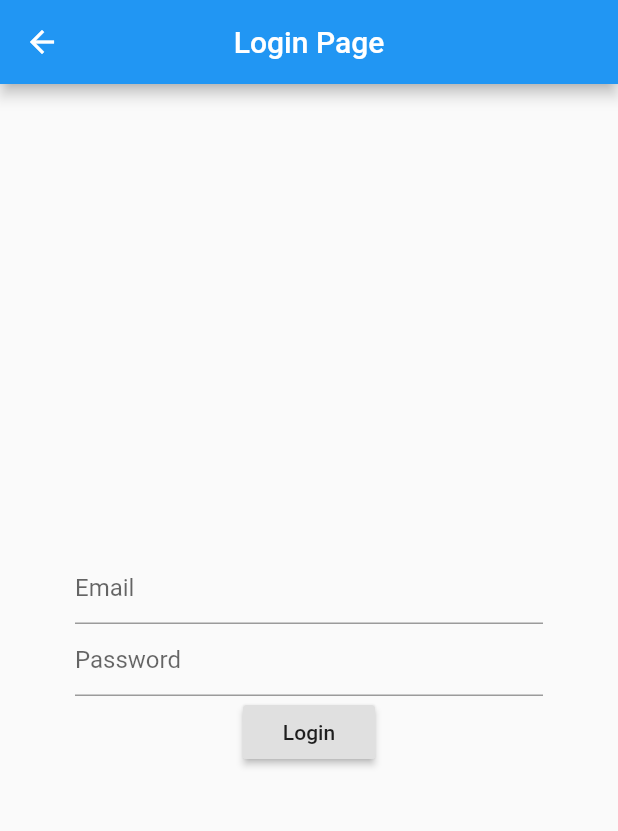
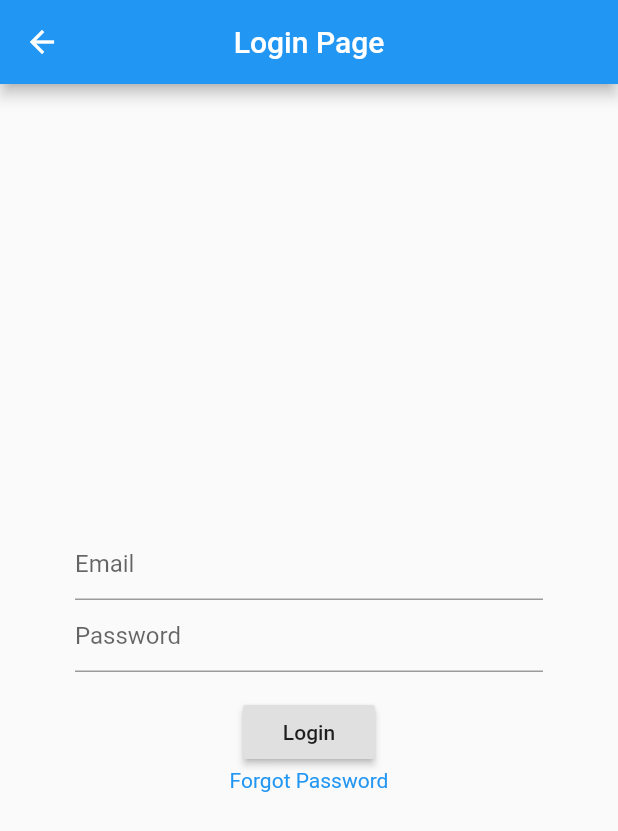
Before and after one commit to dhanshrip-cuelogic/flutter_device_inventory, a Flutter app: the screen it shows after launch, after a tap on "Admin", on a phone screen of 412 x 824 dp. Shown: the top 831 px of the screen. Run offline on Flutter 3.47's test engine with Material 2 defaults, Android fonts, the phone set to English and light mode, and no system bars; our stand-ins replace firebase_auth, firebase_database; accounts and stored records are empty.

Commit message:
added authentication, validation and functionality on Login Page and SignUp Page.

```diff
--- /dev/null
+++ b/lib/DatabaseManager/DbManager.dart
@@ -0,0 +1,38 @@
+import 'package:firebase_auth/firebase_auth.dart';
+
+class DbManager {
+  final FirebaseAuth _firebaseAuth = FirebaseAuth.instance;
+
+  Future signIn(String email, String password) async {
+    AuthResult result = await _firebaseAuth.signInWithEmailAndPassword(
+        email: email, password: password);
+    FirebaseUser user = result.user;
+    return user;
+  }
+
+  Future signUp(String email, String password) async {
+    AuthResult result = await _firebaseAuth.createUserWithEmailAndPassword(
+        email: email, password: password);
+    FirebaseUser user = result.user;
+    return user;
+  }
+
+  Future<FirebaseUser> getCurrentUser() async {
+    FirebaseUser user = await _firebaseAuth.currentUser();
+    return user;
+  }
+
+  Future<void> signOut() async {
+    return _firebaseAuth.signOut();
+  }
+
+//  Future<void> sendEmailVerification() async {
+//    FirebaseUser user = await _firebaseAuth.currentUser();
+//    user.sendEmailVerification();
+//  }
+
+  Future<bool> isEmailVerified() async {
+    FirebaseUser user = await _firebaseAuth.currentUser();
+    return user.isEmailVerified;
+  }
+}
--- /dev/null
+++ b/lib/Model/HomePageModel.dart
@@ -0,0 +1,3 @@
+class HomePageModel {
+  List<String> users = ['Admin', 'Employee'];
+}
--- /dev/null
+++ b/lib/Model/UserData.dart
@@ -0,0 +1,12 @@
+class UserData {
+  static final UserData _appData = new UserData._internal();
+
+  String user;
+
+  factory UserData() {
+    return _appData;
+  }
+  UserData._internal();
+}
+
+final userData = UserData();
--- /dev/null
+++ b/lib/Presenter/MyHomePagePresenter.dart
@@ -0,0 +1,30 @@
+import 'package:flutterdeviceinventory/Model/UserData.dart';
+import 'package:flutterdeviceinventory/Model/HomePageModel.dart';
+import 'package:flutterdeviceinventory/View/HomePageView.dart';
+
+class Presenter {
+  set setView(HomePageView value) {}
+  void onListTileOnTap(int index) {}
+}
+
+class MyHomePagePresenter implements Presenter {
+  UserData _userData;
+  HomePageView _homepageView;
+  HomePageModel _model;
+
+  MyHomePagePresenter() {
+    _model = HomePageModel();
+    _userData = userData;
+  }
+
+  @override
+  void set setView(HomePageView value) {
+    _homepageView = value;
+    _homepageView.refreshState(_model);
+  }
+
+  @override
+  void onListTileOnTap(int index) {
+    _userData.user = _model.users[index];
+  }
+}
--- /dev/null
+++ b/lib/Presenter/SignInPresenter.dart
@@ -0,0 +1,27 @@
+import 'package:firebase_auth/firebase_auth.dart';
+import 'package:flutter/cupertino.dart';
+import 'package:flutterdeviceinventory/View/SignInPage.dart';
+import 'package:flutterdeviceinventory/DatabaseManager/DbManager.dart';
+
+class Presenter {
+  set setView(SignInView value) {}
+  void validateAndLogin() {}
+}
+
+class SignInPresenter implements Presenter {
+  SignInView _view;
+  DbManager _auth = DbManager();
+
+  @override
+  void set setView(SignInView value) {
+    _view = value;
+  }
+
+  @override
+  void validateAndLogin(
+      {@required String email, @required String password}) async {
+    FirebaseUser user = await _auth.signIn(email, password);
+    print('Logged in with user id --------------- ${user.uid}');
+    _view.redirectToPlatformSelectionPage();
+  }
+}
--- /dev/null
+++ b/lib/Presenter/SignUpPresenter.dart
@@ -0,0 +1,55 @@
+import 'package:firebase_auth/firebase_auth.dart';
+import 'package:flutter/cupertino.dart';
+import 'package:flutterdeviceinventory/DatabaseManager/DbManager.dart';
+import 'package:flutterdeviceinventory/View/SignUpView.dart';
+
+class Presenter {
+  set setView(SignUpView value) {}
+  bool validateEmail({String email}) {}
+  bool validateCueID({String cueId}) {}
+  bool validatePassword({String password}) {}
+  void validateAndSave() {}
+}
+
+class SignUpPresenter implements Presenter {
+  SignUpView _signUpView;
+  DbManager _auth = DbManager();
+
+  @override
+  void set setView(SignUpView value) {
+    _signUpView = value;
+  }
+
+  bool validateEmail({String email}) {
+    RegExp exp = new RegExp(r"^([a-z]+)([.]{1})([a-z]+)(@cuelogic.com)$");
+    String str = email;
+    return exp.hasMatch(str);
+  }
+
+  bool validateCueID({String cueId}) {
+    RegExp exp = new RegExp(r"^(Cue)([0-9]{5})$");
+    String str = cueId;
+    return exp.hasMatch(str);
+  }
+
+  // It will validate password with the given regular expression.
+  bool validatePassword({String password}) {
+    RegExp exp = new RegExp(r"^([A-Z]+)([a-z]?.*)([!@#$%^&*.].*)([0-9].*)$");
+    String str = password;
+    return exp.hasMatch(str);
+  }
+
+  @override
+  void validateAndSave(
+      {@required String email, @required String password}) async {
+    FirebaseUser user = await _auth.signUp(email, password);
+    try {
+      await user.sendEmailVerification();
+      _signUpView.clearFields();
+      _signUpView.showVerifyEmailDialog();
+    } catch (e) {
+      print("An error occured while trying to send email verification");
+      print(e.message);
+    }
+  }
+}
--- a/lib/SignInPage.dart
+++ /dev/null
@@ -1,40 +0,0 @@
-import 'package:flutter/material.dart';
-
-class SignInPage extends StatefulWidget {
-  @override
-  _SignInPageState createState() => _SignInPageState();
-}
-
-class _SignInPageState extends State<SignInPage> {
-  @override
-  Widget build(BuildContext context) {
-    return Scaffold(
-      appBar: AppBar(
-        title: Text('Login Page'),
-        centerTitle: true,
-      ),
-      body: Padding(
-        padding: EdgeInsets.all(50.0),
-        child: Column(
-          mainAxisAlignment: MainAxisAlignment.center,
-          children: <Widget>[
-            TextFormField(
-              decoration: InputDecoration(
-                hintText: 'Email',
-              ),
-            ),
-            TextFormField(
-              decoration: InputDecoration(
-                hintText: 'Password',
-              ),
-            ),
-            RaisedButton(
-              onPressed: () {},
-              child: Text('Login'),
-            )
-          ],
-        ),
-      ),
-    );
-  }
-}
--- /dev/null
+++ b/lib/View/HomePageView.dart
@@ -0,0 +1,5 @@
+import 'package:flutterdeviceinventory/Model/HomePageModel.dart';
+
+class HomePageView {
+  void refreshState(HomePageModel model) {}
+}
--- /dev/null
+++ b/lib/View/MyHomePage.dart
@@ -0,0 +1,60 @@
+import 'package:flutterdeviceinventory/Model/HomePageModel.dart';
+import 'package:flutterdeviceinventory/Presenter/MyHomePagePresenter.dart';
+import 'package:flutterdeviceinventory/View/HomePageView.dart';
+import 'package:flutter/material.dart';
+
+class MyHomePage extends StatefulWidget {
+  final MyHomePagePresenter presenter;
+
+  MyHomePage({this.presenter});
+
+  @override
+  _MyHomePageState createState() => _MyHomePageState();
+}
+
+class _MyHomePageState extends State<MyHomePage> implements HomePageView {
+  HomePageModel _model;
+
+  @override
+  void initState() {
+    this.widget.presenter.setView = this;
+    super.initState();
+  }
+
+  @override
+  void refreshState(HomePageModel model) {
+    setState(() {
+      _model = model;
+    });
+  }
+
+  void redirectToSignInPage() {
+    Navigator.pushNamed(context, '/signinPage');
+  }
+
+  @override
+  Widget build(BuildContext context) {
+    return Scaffold(
+      appBar: AppBar(
+        centerTitle: true,
+        title: Text('HomeScreen'),
+      ),
+      body: Center(
+        child: ListView.separated(
+          itemCount: _model.users.length,
+          itemBuilder: (context, index) {
+            return ListTile(
+              leading: Icon(Icons.accessibility),
+              title: Text(_model.users[index]),
+              onTap: () {
+                this.widget.presenter.onListTileOnTap(index);
+                redirectToSignInPage();
+              },
+            );
+          },
+          separatorBuilder: (context, index) => Divider(),
+        ),
+      ),
+    );
+  }
+}
--- /dev/null
+++ b/lib/View/SignInPage.dart
@@ -0,0 +1,125 @@
+import 'package:flutter/material.dart';
+import 'package:flutterdeviceinventory/Model/UserData.dart';
+import 'package:flutterdeviceinventory/Presenter/SignInPresenter.dart';
+import 'package:flutterdeviceinventory/View/DeviceList.dart';
+
+class SignInView {
+  void redirectToPlatformSelectionPage() {}
+}
+
+class SignInPage extends StatefulWidget {
+  final SignInPresenter presenter;
+
+  SignInPage({this.presenter});
+
+  @override
+  _SignInPageState createState() => _SignInPageState();
+}
+
+class _SignInPageState extends State<SignInPage> implements SignInView {
+  final _formKey = GlobalKey<FormState>();
+
+  @override
+  void initState() {
+    this.widget.presenter.setView = this;
+    super.initState();
+  }
+
+  final _emailController = TextEditingController();
+  final _passwordController = TextEditingController();
+
+  String error = '';
+
+  @override
+  Widget build(BuildContext context) {
+    return Form(
+      key: _formKey,
+      child: Scaffold(
+        appBar: AppBar(
+          title: Text('Login Page'),
+          centerTitle: true,
+        ),
+        body: Padding(
+          padding: EdgeInsets.all(50.0),
+          child: Column(
+            mainAxisAlignment: MainAxisAlignment.center,
+            children: <Widget>[
+              TextFormField(
+                decoration: InputDecoration(
+                  hintText: 'Email',
+                ),
+                keyboardType: TextInputType.emailAddress,
+                controller: _emailController,
+                validator: (value) {
+                  if (value.isEmpty) {
+                    return 'Please enter some text.';
+                  }
+                },
+              ),
+              TextFormField(
+                decoration: InputDecoration(
+                  hintText: 'Password',
+                ),
+                keyboardType: TextInputType.text,
+                obscureText: true,
+                controller: _passwordController,
+                validator: (value) {
+                  if (value.isEmpty) {
+                    return 'Please enter some text.';
+                  }
+                },
+              ),
+              Text(error),
+              loginButton(),
+              signUpButton(),
+              forgotPassword(),
+            ],
+          ),
+        ),
+      ),
+    );
+  }
+
+  Widget loginButton() {
+    return RaisedButton(
+      onPressed: () {
+        if (_formKey.currentState.validate()) {
+          this.widget.presenter.validateAndLogin(
+              email: _emailController.text, password: _passwordController.text);
+        }
+      },
+      child: Text('Login'),
+    );
+  }
+
+  Widget signUpButton() {
+    if (userData.user == 'Employee') {
+      return RaisedButton(
+        onPressed: () {
+          Navigator.pushNamed(context, '/signupPage');
+        },
+        child: Text('SignUp'),
+      );
+    } else {
+      return Container();
+    }
+  }
+
+  Widget forgotPassword() {
+    return GestureDetector(
+      child: Text(
+        'Forgot Password',
+        style: TextStyle(
+          color: Colors.blue,
+          fontStyle: FontStyle.normal,
+        ),
+      ),
+    );
+  }
+
+  @override
+  void redirectToPlatformSelectionPage() {
+    Navigator.push(
+        context, MaterialPageRoute(builder: (context) => DeviceList()));
+  }
+}
--- /dev/null
+++ b/lib/View/SignUpView.dart
@@ -0,0 +1,4 @@
+class SignUpView {
+  void showVerifyEmailDialog() {}
+  void clearFields() {}
+}
--- a/lib/main.dart
+++ b/lib/main.dart
@@ -1,5 +1,10 @@
 import 'package:flutter/material.dart';
-import 'SignInPage.dart';
+import 'package:flutterdeviceinventory/Presenter/SignInPresenter.dart';
+import 'package:flutterdeviceinventory/Presenter/SignUpPresenter.dart';
+import 'package:flutterdeviceinventory/View/MyHomePage.dart';
+import 'package:flutterdeviceinventory/Presenter/MyHomePagePresenter.dart';
+import 'package:flutterdeviceinventory/View/SignInPage.dart';
+import 'package:flutterdeviceinventory/View/SignUpPage.dart';
 
 void main() {
   runApp(MyApp());
@@ -13,48 +18,13 @@ class MyApp extends StatelessWidget {
       theme: ThemeData(
         primarySwatch: Colors.blue,
       ),
-      home: MyHomePage(),
+      home: MyHomePage(presenter: MyHomePagePresenter()),
       routes: {
-        '/signinPage': (BuildContext context) => SignInPage(),
+        '/signinPage': (BuildContext context) =>
+            SignInPage(presenter: SignInPresenter()),
+        '/signupPage': (BuildContext context) =>
+            SignUpPage(presenter: SignUpPresenter()),
       },
     );
   }
 }
-
-class MyHomePage extends StatefulWidget {
-  @override
-  _MyHomePageState createState() => _MyHomePageState();
-}
-
-class _MyHomePageState extends State<MyHomePage> {
-  List<String> _users = ['Admin', 'Employee'];
-
-  void _redirectToSigninPage() {
-    Navigator.pushNamed(context, '/signinPage');
-  }
-
-  @override
-  Widget build(BuildContext context) {
-    return Scaffold(
-      appBar: AppBar(
-        centerTitle: true,
-        title: Text('HomeScreen'),
-      ),
-      body: Center(
-        child: ListView.separated(
-          itemCount: _users.length,
-          itemBuilder: (context, index) {
-            return ListTile(
-              leading: Icon(Icons.accessibility),
-              title: Text(_users[index]),
-              onTap: () {
-                _redirectToSigninPage();
-              },
-            );
-          },
-          separatorBuilder: (context, index) => Divider(),
-        ),
-      ),
-    );
-  }
-}
--- a/pubspec.yaml
+++ b/pubspec.yaml
@@ -23,6 +23,8 @@ environment:
 dependencies:
   flutter:
     sdk: flutter
+  firebase_auth: ^0.16.1
+  firebase_database: ^3.1.6
 
 
   # The following adds the Cupertino Icons font to your application.
```
Also changed, not shown: lib/Model/EmployeeModel.dart (added, +24 -0 lines), lib/View/DeviceList.dart (added, +17 -0 lines), lib/View/SignUpPage.dart (added, +179 -0 lines), pubspec.lock, 8 other files.
